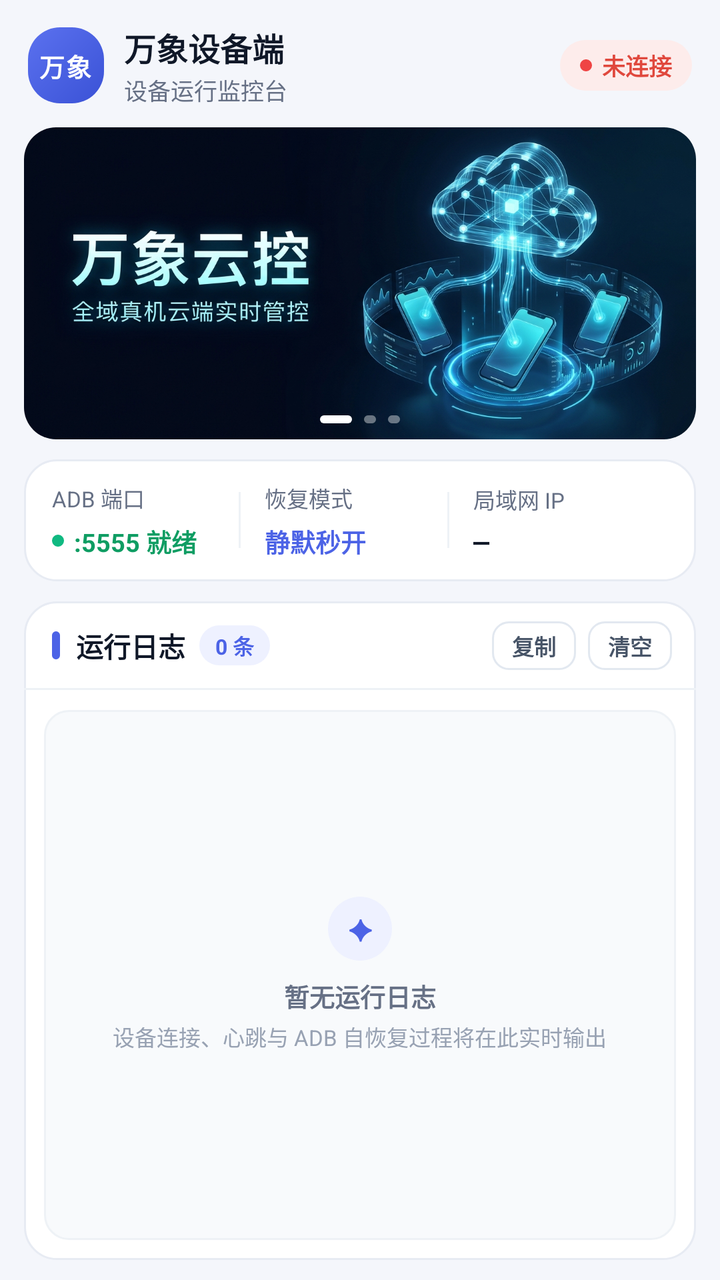
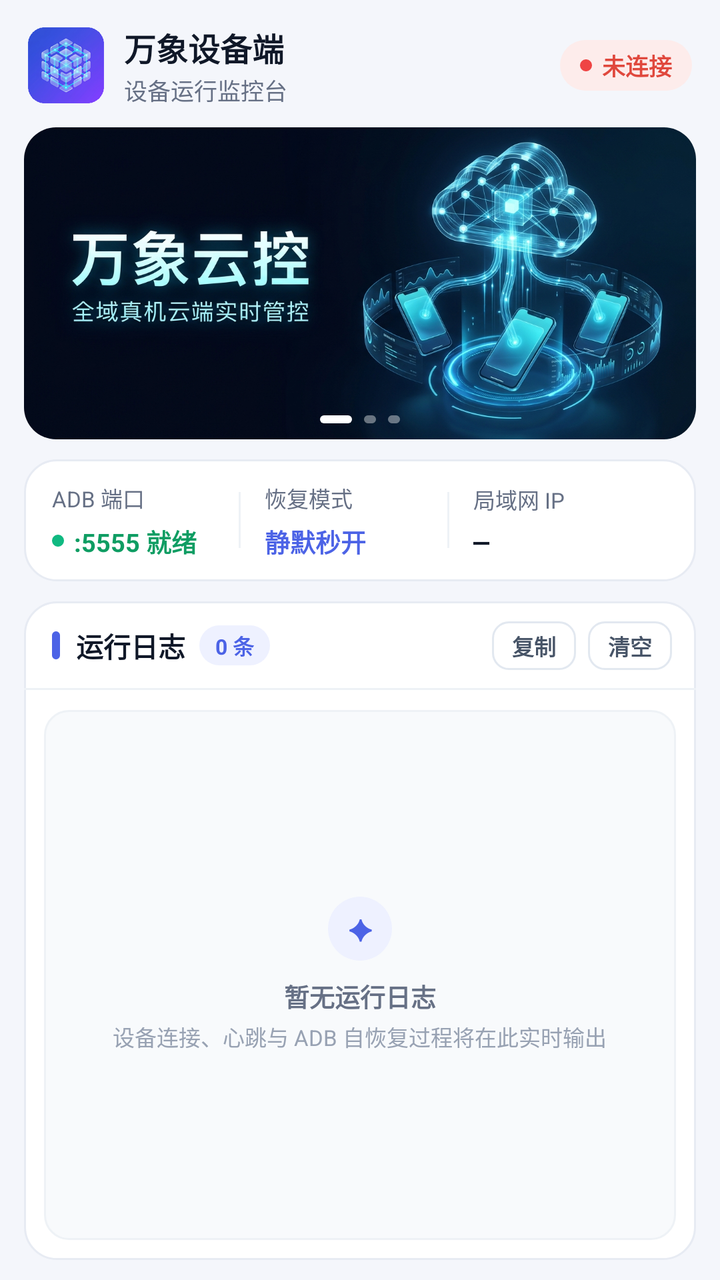

Before-and-after screenshots of an Android layout around one commit, followed by the original layout XML and the change that was made.
<!-- AndroidManifest.xml: application theme Theme.Wanxiang -->
<!-- res/layout/fragment_home.xml -->
<?xml version="1.0" encoding="utf-8"?>
<LinearLayout xmlns:android="http://schemas.android.com/apk/res/android"
    xmlns:app="http://schemas.android.com/apk/res-auto"
    xmlns:tools="http://schemas.android.com/tools"
    android:layout_width="match_parent"
    android:layout_height="match_parent"
    android:orientation="vertical"
    android:background="@color/bg">

    
    <LinearLayout
        android:layout_width="match_parent"
        android:layout_height="wrap_content"
        android:orientation="horizontal"
        android:gravity="center_vertical"
        android:paddingLeft="14dp"
        android:paddingRight="14dp"
        android:paddingTop="12dp"
        android:paddingBottom="10dp">

        <LinearLayout
            android:layout_width="38dp"
            android:layout_height="38dp"
            android:background="@drawable/bg_device_id"
            android:gravity="center"
            android:orientation="vertical">
            <TextView
                android:layout_width="wrap_content"
                android:layout_height="wrap_content"
                android:text="万象"
                android:textColor="@color/white"
                android:textSize="12.5sp"
                android:textStyle="bold"
                android:letterSpacing="0.06" />
        </LinearLayout>

        <LinearLayout
            android:layout_width="0dp"
            android:layout_height="wrap_content"
            android:layout_weight="1"
            android:orientation="vertical"
            android:layout_marginLeft="10dp"
            android:layout_marginRight="8dp">
            <TextView
                android:layout_width="wrap_content"
                android:layout_height="wrap_content"
                android:text="万象设备端"
                android:textColor="@color/ink"
                android:textSize="16sp"
                android:textStyle="bold" />
            <TextView
                android:id="@+id/homeSubtitleView"
                android:layout_width="wrap_content"
                android:layout_height="wrap_content"
                android:layout_marginTop="1dp"
                android:text="设备运行监控台"
                android:textColor="@color/muted"
                android:textSize="11.5sp"
                android:singleLine="true"
                android:ellipsize="end" />
        </LinearLayout>

        
        <LinearLayout
            android:id="@+id/homeConnBadge"
            android:layout_width="wrap_content"
            android:layout_height="wrap_content"
            android:orientation="horizontal"
            android:gravity="center_vertical"
            android:background="@drawable/bg_pill_danger"
            android:paddingLeft="10dp"
            android:paddingRight="10dp"
            android:paddingTop="4dp"
            android:paddingBottom="4dp">

            <View
                android:id="@+id/homeConnDot"
                android:layout_width="6dp"
                android:layout_height="6dp"
                android:background="@drawable/bg_dot_danger" />

            <TextView
                android:id="@+id/homeConnText"
                android:layout_width="wrap_content"
                android:layout_height="wrap_content"
                android:layout_marginLeft="5dp"
                android:text="未连接"
                android:textColor="@color/danger"
                android:textSize="11.5sp"
                android:textStyle="bold" />
        </LinearLayout>
    </LinearLayout>

    
    <com.google.android.material.card.MaterialCardView
        android:id="@+id/adBannerCard"
        android:layout_width="match_parent"
        android:layout_height="156dp"
        android:layout_marginLeft="12dp"
        android:layout_marginRight="12dp"
        android:layout_marginBottom="10dp"
        app:cardCornerRadius="16dp"
        app:cardElevation="0dp"
        app:strokeWidth="0dp">

        <FrameLayout
            android:layout_width="match_parent"
            android:layout_height="match_parent">

            <ViewFlipper
                android:id="@+id/adViewFlipper"
                android:layout_width="match_parent"
                android:layout_height="match_parent"
                android:inAnimation="@android:anim/fade_in"
                android:outAnimation="@android:anim/fade_out">

                
                <ImageView
                    android:layout_width="match_parent"
                    android:layout_height="match_parent"
                    android:scaleType="centerCrop"
                    android:src="@drawable/ad_banner_1"
                    android:contentDescription="万象云控" />

                
                <FrameLayout
                    android:layout_width="match_parent"
                    android:layout_height="match_parent">
                    <ImageView
                        android:layout_width="match_parent"
                        android:layout_height="match_parent"
                        android:scaleType="centerCrop"
                        android:src="@drawable/ad_banner_2"
                        android:contentDescription="自动化矩阵" />
                    <TextView
                        android:layout_width="wrap_content"
                        android:layout_height="wrap_content"
                        android:layout_gravity="center_vertical|left"
                        android:layout_marginLeft="22dp"
                        android:layout_marginTop="28dp"
                        android:text="百台真机并发群控 · 7×24h 静默自愈"
                        android:textColor="#A5F3FC"
                        android:textSize="11sp" />
                </FrameLayout>

                
                <FrameLayout
                    android:layout_width="match_parent"
                    android:layout_height="match_parent">
                    <ImageView
                        android:layout_width="match_parent"
                        android:layout_height="match_parent"
                        android:scaleType="centerCrop"
                        android:src="@drawable/ad_banner_3"
                        android:contentDescription="智能 RPA 引擎" />
                    <TextView
                        android:layout_width="wrap_content"
                        android:layout_height="wrap_content"
                        android:layout_gravity="center_vertical|left"
                        android:layout_marginLeft="22dp"
                        android:layout_marginTop="28dp"
                        android:text="零代码拖拽编排 · 视觉控件智能拾取"
                        android:textColor="#99F6E4"
                        android:textSize="11sp" />
                </FrameLayout>
            </ViewFlipper>

            
            <LinearLayout
                android:layout_width="wrap_content"
                android:layout_height="wrap_content"
                android:layout_gravity="bottom|center_horizontal"
                android:layout_marginBottom="8dp"
                android:orientation="horizontal"
                android:gravity="center_vertical">

                <View
                    android:id="@+id/adDot0"
                    android:layout_width="16dp"
                    android:layout_height="4dp"
                    android:layout_marginLeft="3dp"
                    android:layout_marginRight="3dp"
                    android:background="@drawable/bg_carousel_dot_active" />

                <View
                    android:id="@+id/adDot1"
                    android:layout_width="6dp"
                    android:layout_height="4dp"
                    android:layout_marginLeft="3dp"
                    android:layout_marginRight="3dp"
                    android:background="@drawable/bg_carousel_dot_inactive" />

                <View
                    android:id="@+id/adDot2"
                    android:layout_width="6dp"
                    android:layout_height="4dp"
                    android:layout_marginLeft="3dp"
                    android:layout_marginRight="3dp"
                    android:background="@drawable/bg_carousel_dot_inactive" />
            </LinearLayout>
        </FrameLayout>
    </com.google.android.material.card.MaterialCardView>

    
    <LinearLayout
        android:layout_width="match_parent"
        android:layout_height="wrap_content"
        android:orientation="horizontal"
        android:gravity="center_vertical"
        android:layout_marginLeft="12dp"
        android:layout_marginRight="12dp"
        android:layout_marginBottom="10dp"
        android:background="@drawable/bg_card"
        android:paddingTop="11dp"
        android:paddingBottom="11dp"
        android:paddingLeft="4dp"
        android:paddingRight="4dp">

        
        <LinearLayout
            android:layout_width="0dp"
            android:layout_height="wrap_content"
            android:layout_weight="1"
            android:orientation="vertical"
            android:paddingLeft="10dp"
            android:paddingRight="8dp">

            <TextView
                android:layout_width="wrap_content"
                android:layout_height="wrap_content"
                android:text="ADB 端口"
                android:textColor="@color/muted"
                android:textSize="11sp" />

            <LinearLayout
                android:layout_width="wrap_content"
                android:layout_height="wrap_content"
                android:layout_marginTop="4dp"
                android:orientation="horizontal"
                android:gravity="center_vertical">

                <View
                    android:id="@+id/homeAdbDot"
                    android:layout_width="6dp"
                    android:layout_height="6dp"
                    android:background="@drawable/bg_dot_success" />

                <TextView
                    android:id="@+id/homeAdbPortView"
                    android:layout_width="wrap_content"
                    android:layout_height="wrap_content"
                    android:layout_marginLeft="5dp"
                    android:text=":5555 就绪"
                    android:textColor="@color/success"
                    android:textSize="12.5sp"
                    android:textStyle="bold"
                    android:singleLine="true" />
            </LinearLayout>
        </LinearLayout>

        <View
            android:layout_width="1dp"
            android:layout_height="28dp"
            android:background="#EEF2F6" />

        
        <LinearLayout
            android:layout_width="0dp"
            android:layout_height="wrap_content"
            android:layout_weight="1"
            android:orientation="vertical"
            android:paddingLeft="12dp"
            android:paddingRight="8dp">

            <TextView
                android:layout_width="wrap_content"
                android:layout_height="wrap_content"
                android:text="恢复模式"
                android:textColor="@color/muted"
                android:textSize="11sp" />

            <TextView
                android:id="@+id/homeRecoverModeView"
                android:layout_width="wrap_content"
                android:layout_height="wrap_content"
                android:layout_marginTop="4dp"
                android:text="静默秒开"
                android:textColor="@color/brand"
                android:textSize="12.5sp"
                android:textStyle="bold"
                android:singleLine="true" />
        </LinearLayout>

        <View
            android:layout_width="1dp"
            android:layout_height="28dp"
            android:background="#EEF2F6" />

        
        <LinearLayout
            android:layout_width="0dp"
            android:layout_height="wrap_content"
            android:layout_weight="1.15"
            android:orientation="vertical"
            android:paddingLeft="12dp"
            android:paddingRight="8dp">

            <TextView
                android:layout_width="wrap_content"
                android:layout_height="wrap_content"
                android:text="局域网 IP"
                android:textColor="@color/muted"
                android:textSize="11sp" />

            <TextView
                android:id="@+id/homeLanIpView"
                android:layout_width="match_parent"
                android:layout_height="wrap_content"
                android:layout_marginTop="4dp"
                android:text="—"
                android:textColor="@color/ink"
                android:textSize="12.5sp"
                android:textStyle="bold"
                android:typeface="monospace"
                android:singleLine="true"
                android:ellipsize="end" />
        </LinearLayout>
    </LinearLayout>

    
    <LinearLayout
        android:layout_width="match_parent"
        android:layout_height="0dp"
        android:layout_weight="1"
        android:layout_marginLeft="12dp"
        android:layout_marginRight="12dp"
        android:layout_marginBottom="10dp"
        android:orientation="vertical"
        android:background="@drawable/bg_card">

        
        <LinearLayout
            android:layout_width="match_parent"
            android:layout_height="wrap_content"
            android:orientation="horizontal"
            android:gravity="center_vertical"
            android:paddingLeft="14dp"
            android:paddingRight="12dp"
            android:paddingTop="10dp"
            android:paddingBottom="9dp">

            
            <View
                android:layout_width="4dp"
                android:layout_height="14dp"
                android:background="@drawable/bg_brand_bar" />

            <TextView
                android:layout_width="wrap_content"
                android:layout_height="wrap_content"
                android:layout_marginLeft="8dp"
                android:text="运行日志"
                android:textColor="@color/ink"
                android:textSize="13.5sp"
                android:textStyle="bold" />

            <TextView
                android:id="@+id/consoleCountView"
                android:layout_width="wrap_content"
                android:layout_height="wrap_content"
                android:layout_marginLeft="7dp"
                android:background="@drawable/bg_pill_brand"
                android:paddingLeft="8dp"
                android:paddingRight="8dp"
                android:paddingTop="2dp"
                android:paddingBottom="2dp"
                android:text="0 条"
                android:textColor="@color/brand"
                android:textSize="10.5sp"
                android:textStyle="bold" />

            <View
                android:layout_width="0dp"
                android:layout_height="1dp"
                android:layout_weight="1" />

            <TextView
                android:id="@+id/consoleCopyBtn"
                android:layout_width="wrap_content"
                android:layout_height="wrap_content"
                android:background="@drawable/bg_ghost_btn"
                android:paddingLeft="10dp"
                android:paddingRight="10dp"
                android:paddingTop="4dp"
                android:paddingBottom="4dp"
                android:text="复制"
                android:textColor="#475467"
                android:textSize="11sp"
                android:textStyle="bold" />

            <TextView
                android:id="@+id/consoleClearBtn"
                android:layout_width="wrap_content"
                android:layout_height="wrap_content"
                android:layout_marginLeft="6dp"
                android:background="@drawable/bg_ghost_btn"
                android:paddingLeft="10dp"
                android:paddingRight="10dp"
                android:paddingTop="4dp"
                android:paddingBottom="4dp"
                android:text="清空"
                android:textColor="#475467"
                android:textSize="11sp"
                android:textStyle="bold" />
        </LinearLayout>

        <View
            android:layout_width="match_parent"
            android:layout_height="1dp"
            android:background="#EEF2F6" />

        
        <FrameLayout
            android:layout_width="match_parent"
            android:layout_height="0dp"
            android:layout_weight="1"
            android:layout_margin="10dp"
            android:background="@drawable/bg_console_inner">

            
            <ScrollView
                android:id="@+id/consoleScroll"
                android:layout_width="match_parent"
                android:layout_height="match_parent"
                android:fillViewport="true"
                android:scrollbars="vertical">

                <TextView
                    android:id="@+id/consoleView"
                    android:layout_width="match_parent"
                    android:layout_height="wrap_content"
                    android:padding="10dp"
                    android:text=""
                    android:textColor="#334155"
                    android:textSize="11.5sp"
                    android:typeface="monospace"
                    android:lineSpacingExtra="3dp"
                    android:textIsSelectable="true" />
            </ScrollView>

            
            <LinearLayout
                android:id="@+id/consoleEmptyBox"
                android:layout_width="match_parent"
                android:layout_height="match_parent"
                android:orientation="vertical"
                android:gravity="center"
                android:padding="20dp">

                <TextView
                    android:layout_width="32dp"
                    android:layout_height="32dp"
                    android:background="@drawable/bg_pill_brand"
                    android:gravity="center"
                    android:text="✦"
                    android:textColor="@color/brand"
                    android:textSize="14sp"
                    android:textStyle="bold" />

                <TextView
                    android:layout_width="wrap_content"
                    android:layout_height="wrap_content"
                    android:layout_marginTop="8dp"
                    android:text="暂无运行日志"
                    android:textColor="@color/muted"
                    android:textSize="12.5sp"
                    android:textStyle="bold" />

                <TextView
                    android:layout_width="wrap_content"
                    android:layout_height="wrap_content"
                    android:layout_marginTop="3dp"
                    android:text="设备连接、心跳与 ADB 自恢复过程将在此实时输出"
                    android:textColor="@color/faint"
                    android:textSize="11sp"
                    android:gravity="center" />
            </LinearLayout>
        </FrameLayout>
    </LinearLayout>

</LinearLayout>
<!-- resources referenced by this layout -->
<resources>
  <color name="bg">#F4F6FB</color>
  <color name="brand">#4C63E6</color>
  <color name="danger">#E0483D</color>
  <color name="faint">#98A2B3</color>
  <color name="ink">#101828</color>
  <color name="muted">#667085</color>
  <color name="success">#0F9D63</color>
  <color name="white">#FFFFFF</color>
  <!-- drawable bg_brand_bar (drawable) -->
  <?xml version="1.0" encoding="utf-8"?>
  <shape xmlns:android="http://schemas.android.com/apk/res/android" android:shape="rectangle">
      <solid android:color="@color/brand" />
      <corners android:radius="999dp" />
  </shape>
  <!-- drawable bg_card (drawable) -->
  <?xml version="1.0" encoding="utf-8"?>
  <shape xmlns:android="http://schemas.android.com/apk/res/android" android:shape="rectangle">
      <solid android:color="@color/surface" />
      <corners android:radius="16dp" />
      <stroke android:width="1dp" android:color="@color/line" />
  </shape>
  <!-- drawable bg_carousel_dot_active (drawable) -->
  <?xml version="1.0" encoding="utf-8"?>
  <shape xmlns:android="http://schemas.android.com/apk/res/android" android:shape="rectangle">
      <solid android:color="#FFFFFF" />
      <corners android:radius="999dp" />
  </shape>
  <!-- drawable bg_carousel_dot_inactive (drawable) -->
  <?xml version="1.0" encoding="utf-8"?>
  <shape xmlns:android="http://schemas.android.com/apk/res/android" android:shape="rectangle">
      <solid android:color="#66FFFFFF" />
      <corners android:radius="999dp" />
  </shape>
  <!-- drawable bg_console_inner (drawable) -->
  <?xml version="1.0" encoding="utf-8"?>
  <shape xmlns:android="http://schemas.android.com/apk/res/android" android:shape="rectangle">
      <solid android:color="#F8FAFC" />
      <corners android:radius="12dp" />
      <stroke android:width="1dp" android:color="#EEF2F6" />
  </shape>
  <!-- drawable bg_device_id (drawable) -->
  <?xml version="1.0" encoding="utf-8"?>
  <shape xmlns:android="http://schemas.android.com/apk/res/android" android:shape="rectangle">
      <gradient
          android:angle="135"
          android:startColor="#3A52D6"
          android:endColor="#5B71EF" />
      <corners android:radius="16dp" />
  </shape>
  <!-- drawable bg_dot_danger (drawable) -->
  <?xml version="1.0" encoding="utf-8"?>
  <shape xmlns:android="http://schemas.android.com/apk/res/android" android:shape="oval">
      <solid android:color="#EF4444" />
  </shape>
  <!-- drawable bg_dot_success (drawable) -->
  <?xml version="1.0" encoding="utf-8"?>
  <shape xmlns:android="http://schemas.android.com/apk/res/android" android:shape="oval">
      <solid android:color="#10B981" />
  </shape>
  <!-- drawable bg_ghost_btn (drawable) -->
  <?xml version="1.0" encoding="utf-8"?>
  <shape xmlns:android="http://schemas.android.com/apk/res/android" android:shape="rectangle">
      <solid android:color="#FFFFFF" />
      <corners android:radius="8dp" />
      <stroke android:width="1dp" android:color="#E2E8F0" />
  </shape>
  <!-- drawable bg_pill_brand (drawable) -->
  <?xml version="1.0" encoding="utf-8"?>
  <shape xmlns:android="http://schemas.android.com/apk/res/android" android:shape="rectangle">
      <solid android:color="@color/brand_light" />
      <corners android:radius="999dp" />
  </shape>
  <!-- drawable bg_pill_danger (drawable) -->
  <?xml version="1.0" encoding="utf-8"?>
  <shape xmlns:android="http://schemas.android.com/apk/res/android" android:shape="rectangle">
      <solid android:color="@color/danger_soft" />
      <corners android:radius="999dp" />
  </shape>
  <color name="surface">#FFFFFF</color>
  <color name="line">#E7EBF3</color>
  <color name="brand_light">#EEF1FF</color>
  <color name="danger_soft">#FDECEB</color>
  <color name="brand_dark">#3A52D6</color>
  <color name="brand_soft">#5B71EF</color>
  <!-- unchanged entries left out for length: 4 -->
</resources>

<!-- the commit's change to res/layout/fragment_home.xml (unified diff, before → after) -->
@@ -18,21 +18,12 @@
         android:paddingTop="12dp"
         android:paddingBottom="10dp">
 
-        <LinearLayout
+        <ImageView
             android:layout_width="38dp"
             android:layout_height="38dp"
-            android:background="@drawable/bg_device_id"
-            android:gravity="center"
-            android:orientation="vertical">
-            <TextView
-                android:layout_width="wrap_content"
-                android:layout_height="wrap_content"
-                android:text="万象"
-                android:textColor="@color/white"
-                android:textSize="12.5sp"
-                android:textStyle="bold"
-                android:letterSpacing="0.06" />
-        </LinearLayout>
+            android:src="@drawable/ic_brand_logo"
+            android:scaleType="fitCenter"
+            android:contentDescription="万象设备端" />
 
         <LinearLayout
             android:layout_width="0dp"
<!-- resource entries referenced after the edit -->
@@ -40,15 +40,6 @@
       <corners android:radius="12dp" />
       <stroke android:width="1dp" android:color="#EEF2F6" />
   </shape>
-  <!-- drawable bg_device_id (drawable) -->
-  <?xml version="1.0" encoding="utf-8"?>
-  <shape xmlns:android="http://schemas.android.com/apk/res/android" android:shape="rectangle">
-      <gradient
-          android:angle="135"
-          android:startColor="#3A52D6"
-          android:endColor="#5B71EF" />
-      <corners android:radius="16dp" />
-  </shape>
   <!-- drawable bg_dot_danger (drawable) -->
   <?xml version="1.0" encoding="utf-8"?>
   <shape xmlns:android="http://schemas.android.com/apk/res/android" android:shape="oval">
@@ -78,6 +69,7 @@
       <solid android:color="@color/danger_soft" />
       <corners android:radius="999dp" />
   </shape>
+  <!-- drawable ic_brand_logo: png bitmap (drawable-nodpi, 64783 bytes) -->
   <color name="surface">#FFFFFF</color>
   <color name="line">#E7EBF3</color>
   <color name="brand_light">#EEF1FF</color>
